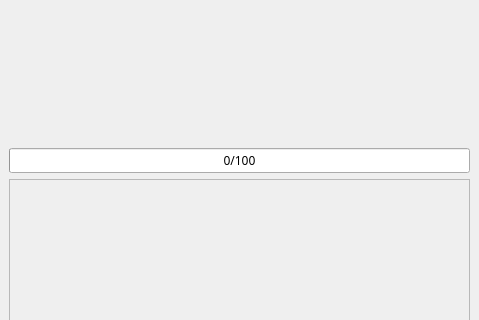
Qt form AraSteamManager/mainwindow.ui (Arankir/AraSteamManager) before a commit; both pictures show x 0 to 479 and y 172 to 492 of the 479 by 623 pixel window.
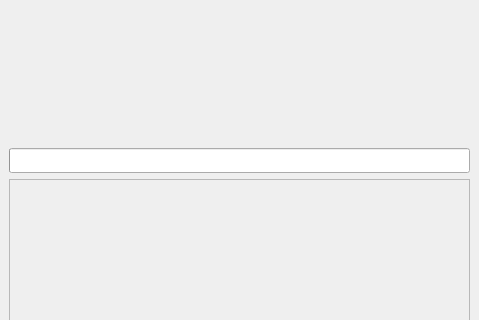
The same form after that commit. The open tabs and pages were chosen to show the change.

The edit to the form file:
```diff
--- a/AraSteamManager/mainwindow.ui
+++ b/AraSteamManager/mainwindow.ui
@@ -240,7 +240,7 @@
          <number>0</number>
         </property>
         <property name="format">
-         <string>%v/%m</string>
+         <string/>
         </property>
        </widget>
       </item>
```
Left out of the diff: 8 changed lines with no effect on the pictures.
